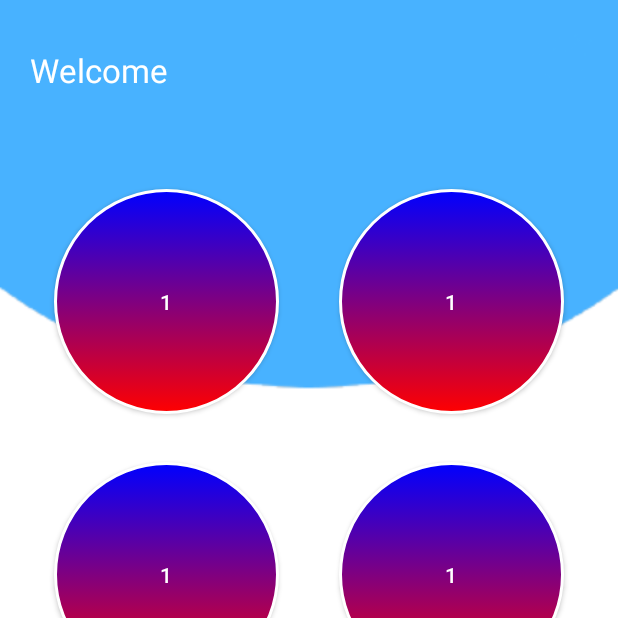
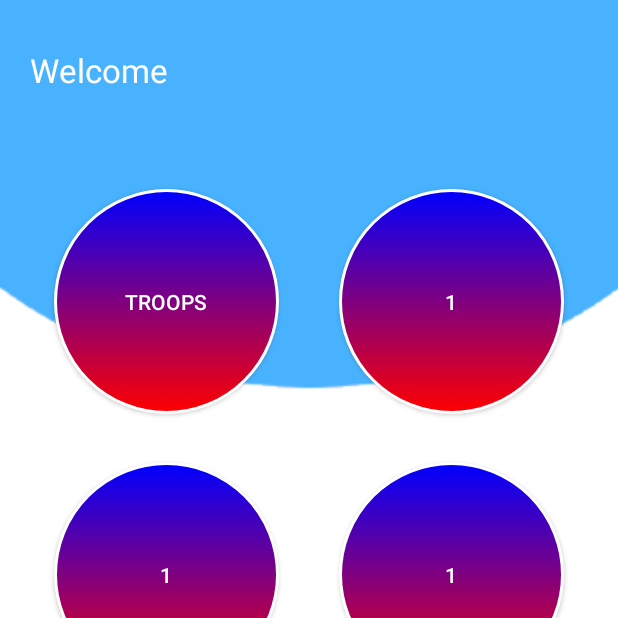
Before and after one commit to Stav-Nof/Final-project--Stomanage, an Android app: the screen it shows after launch (AdministratorMainMenu), on a phone screen of 412 x 824 dp, the top half of it. Run offline under Robolectric (Android 15) with nearby library versions, the phone set to English and light mode, and no system bars.

Commit message:
adding UI Changes

```diff
--- a/app/src/main/AndroidManifest.xml
+++ b/app/src/main/AndroidManifest.xml
@@ -9,6 +9,7 @@
         android:roundIcon="@mipmap/ic_launcher_round"
         android:supportsRtl="true"
         android:theme="@style/Theme.Stomanage">
+        <activity android:name=".Administrator.Troop"/>
         <activity android:name=".Administrator.AdministratorMainMenu"/>
         <activity android:name=".MainActivity">
             <intent-filter>
--- a/app/src/main/java/com/SandY/stomanage/Administrator/AdministratorMainMenu.java
+++ b/app/src/main/java/com/SandY/stomanage/Administrator/AdministratorMainMenu.java
@@ -2,6 +2,8 @@ package com.SandY.stomanage.Administrator;
 
 import android.content.Intent;
 import android.os.Bundle;
+import android.view.View;
+import android.widget.Button;
 
 import androidx.appcompat.app.AppCompatActivity;
 
@@ -10,11 +12,29 @@ import com.SandY.stomanage.R;
 
 public class AdministratorMainMenu extends AppCompatActivity {
 
+    Button troop;
+
     @Override
     protected void onCreate(Bundle savedInstanceState) {
         super.onCreate(savedInstanceState);
         setContentView(R.layout.activity_administrator_main_menu);
 
+        attachFromXml();
+        setOnClickListeners();
 
     }
+
+    private void attachFromXml() {
+        troop = (Button)findViewById(R.id.troopButtob);
+    }
+
+    private void setOnClickListeners() {
+        troop.setOnClickListener(new View.OnClickListener() {
+            @Override
+            public void onClick(View v) {
+                Intent intent = new Intent(AdministratorMainMenu.this, Troop.class);
+                startActivity(intent);
+            }
+        });
+    }
 }
--- a/app/src/main/java/com/SandY/stomanage/MainActivity.java
+++ b/app/src/main/java/com/SandY/stomanage/MainActivity.java
@@ -16,5 +16,6 @@ public class MainActivity extends AppCompatActivity {
 
         Intent intent = new Intent(MainActivity.this, AdministratorMainMenu.class);
         startActivity(intent);
+        finish();
     }
 }
--- a/app/src/main/res/layout/activity_administrator_main_menu.xml
+++ b/app/src/main/res/layout/activity_administrator_main_menu.xml
@@ -52,10 +52,10 @@
                 android:layout_marginLeft="20dp"
                 android:padding="16dp"
                 android:gravity="center"
-                android:id="@+id/test1"
+                android:id="@+id/troopButtob"
                 android:layout_width="150dp"
                 android:layout_height="150dp"
-                android:text="1"
+                android:text="@string/troops"
                 style="@style/MyButton"/>
 
 
--- a/app/src/main/res/values/strings.xml
+++ b/app/src/main/res/values/strings.xml
@@ -1,5 +1,6 @@
 <resources>
     <string name="app_name">Stomanage</string>
     <string name="welcome">Welcome </string>
+    <string name="troops">Troops </string>
 
 </resources>
```
Also changed, not shown: app/src/main/java/com/SandY/stomanage/Administrator/Troop.java (added, +20 -0 lines), app/src/main/java/com/SandY/stomanage/dataObject/TroopObj.java (added, +38 -0 lines), app/src/main/res/layout/template_activity_listview_add_search.xml (added, +76 -0 lines).
